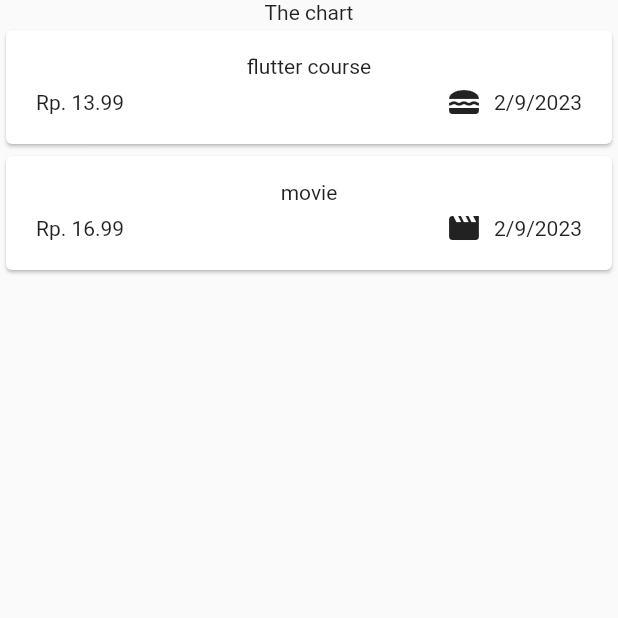
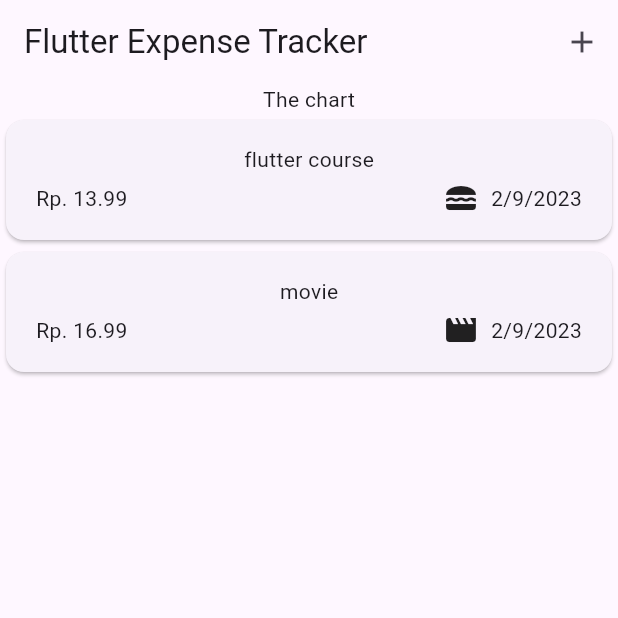
Before and after one commit to Harun1804/mobile-expense-trackeer, a Flutter app: the screen it shows after launch, on a phone screen of 412 x 824 dp, the top half of it. Run offline on Flutter 3.47's test engine with Material 2 defaults, Android fonts, the phone set to English and light mode, and no system bars.

Commit message:
add Appbar

```diff
--- a/lib/main.dart
+++ b/lib/main.dart
@@ -2,7 +2,8 @@
 import 'package:flutter/material.dart';
 
 void main() {
-  runApp(const MaterialApp(
-    home: Expenses(),
+  runApp(MaterialApp(
+    theme: ThemeData(useMaterial3: true),
+    home: const Expenses(),
   ));
 }
--- a/lib/widgets/expenses.dart
+++ b/lib/widgets/expenses.dart
@@ -17,6 +17,15 @@ class _ExpensesState extends State<Expenses> {
   @override
   Widget build(BuildContext context) {
     return Scaffold(
+      appBar: AppBar(
+        title: const Text("Flutter Expense Tracker"),
+        actions: [
+          IconButton(
+              onPressed: () {},
+              icon: const Icon(Icons.add)
+          )
+        ],
+      ),
       body: Column(
         children: [
           Text("The chart"),
```
